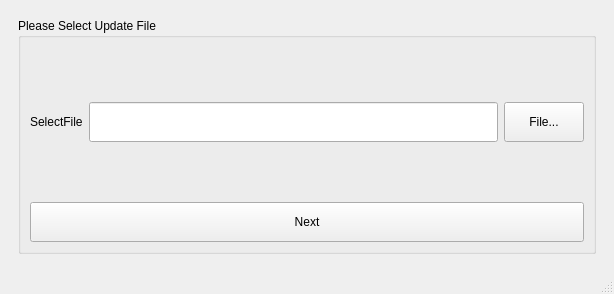
First picture: the form in uploadwindow.ui, repository byteman/WZ-Uploader, before the edit.
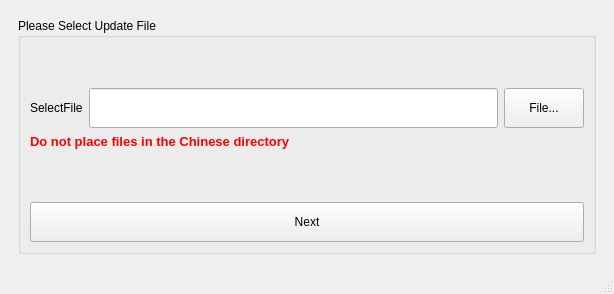
Second picture: the form after the edit. The open tabs and pages were chosen to show the change.

Diff of the .ui file:
```diff
--- a/uploadwindow.ui
+++ b/uploadwindow.ui
@@ -190,6 +190,24 @@
              </item>
             </layout>
            </item>
+           <item>
+            <widget class="QLabel" name="label_4">
+             <property name="font">
+              <font>
+               <family>Arial</family>
+               <pointsize>10</pointsize>
+               <weight>75</weight>
+               <bold>true</bold>
+              </font>
+             </property>
+             <property name="styleSheet">
+              <string notr="true">color: rgb(255, 0, 0);</string>
+             </property>
+             <property name="text">
+              <string>Do not place files in the Chinese directory</string>
+             </property>
+            </widget>
+           </item>
            <item>
             <spacer name="verticalSpacer_2">
              <property name="orientation">
```
